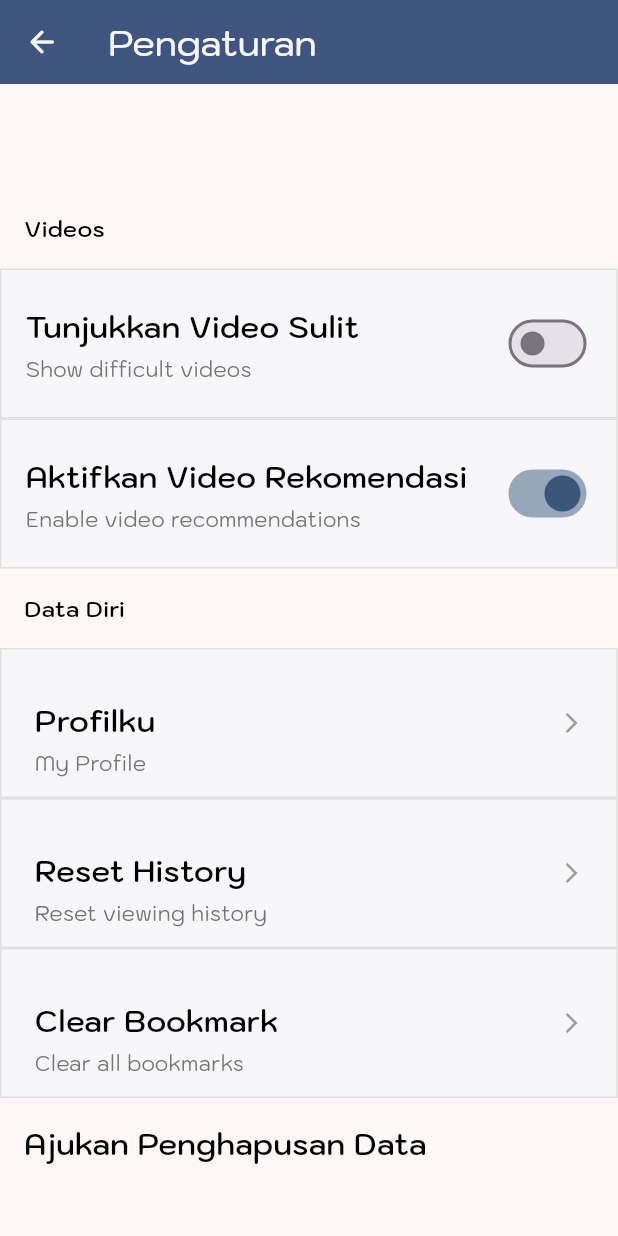
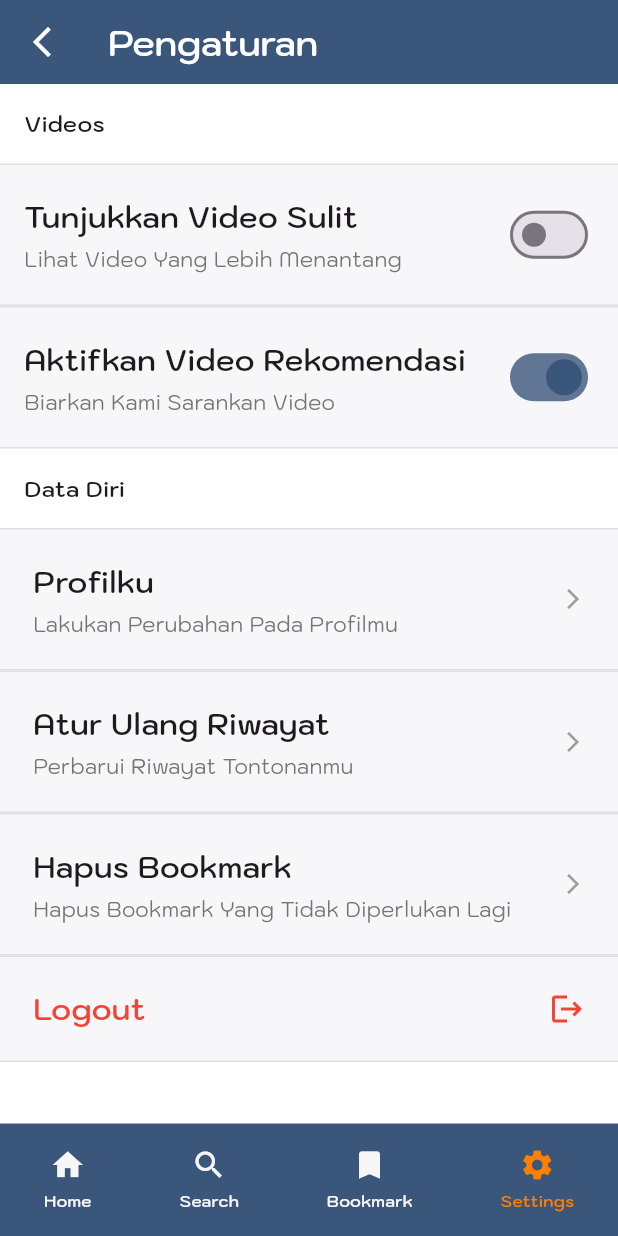
Before and after one commit to terpalb24/PBL-TRPL310-Ufix-Panduan-servis-video, a Flutter app: the Settings screen opened by its route, on a phone screen of 412 x 824 dp. Run offline on Flutter 3.47's test engine with Material 3 defaults, Android fonts, the phone set to English and light mode, and no system bars; our stand-ins replace chewie, video_player; network calls fail.

Commit message:
update settings and fixed login from merge

```diff
--- a/ufix_mobile/lib/screen/login.dart
+++ b/ufix_mobile/lib/screen/login.dart
@@ -72,19 +72,6 @@ class _ScreenLoginState extends State<ScreenLogin> {
 
                 const SizedBox(height: 20),
 
-
-                Container(
-                  width: 120,
-                  height: 20,
-                  decoration: const BoxDecoration(
-                    image: DecorationImage(
-                      image: AssetImage('Asset/logo.png'), // Fixed path
-                      fit: BoxFit.cover,
-                    ),
-                  ),
-                ),
-
-                const SizedBox(height: 35),
                 // Email field
                 Padding(
                   padding: const EdgeInsets.symmetric(horizontal: 30),
--- a/ufix_mobile/lib/screen/settings.dart
+++ b/ufix_mobile/lib/screen/settings.dart
@@ -1,5 +1,5 @@
-// lib/screens/settings.dart
 import 'package:flutter/material.dart';
+import 'settings.dart';
 
 class Settings extends StatelessWidget {
   const Settings({super.key});
@@ -7,131 +7,141 @@ class Settings extends StatelessWidget {
   @override
   Widget build(BuildContext context) {
     return Scaffold(
+      backgroundColor: const Color.fromARGB(255, 255, 255, 255),
+
+      // App Bar
       appBar: AppBar(
-        backgroundColor: Color(0xFF3A567A),
-        foregroundColor: Color(0xFFF7F7FA),
-        elevation: 8,
-
-        leading: Container(
-          margin: EdgeInsets.all(4),
-          child: IconButton(
-            onPressed: () {
-              Navigator.pushNamed(context, '/front');
-            },
-            icon: Icon(Icons.arrow_back_rounded),
+        backgroundColor: const Color(0xFF3A567A),
+        title: const Text(
+          'Pengaturan',
+          style: TextStyle(
+            fontFamily: 'Kodchasan',
+            fontWeight: FontWeight.w600,
+            fontSize: 24,
+            color: Colors.white,
+          ),
+        ),
+        leading: GestureDetector(
+          onTap: () => Navigator.pop(context),
+          child: Transform.rotate(
+            angle: 3.14,
+            child: const Icon(Icons.arrow_forward_ios, color: Colors.white),
+          ),
         ),
       ),
 
-        title: Text(
-          'Pengaturan',
-          style: TextStyle(
-            color: Color(0xFFF7F7FA),
-            fontFamily: 'Kodchasan',
-            fontSize: 24,
-            fontWeight: FontWeight.w500,
-          ),
-        ),
-      ),
-      body: Stack(
-        children: [
-          // Background
-          Container(
-            width: MediaQuery.of(context).size.width,
-            height: MediaQuery.of(context).size.height,
-            color: const Color(0xFFFFF7F7),
-          ),
-          // Settings content
-          Positioned(
-            top: 70,
-            left: 0,
-            child: SizedBox(
-              width: MediaQuery.of(context).size.width,
-              height: MediaQuery.of(context).size.height - 145,
-              child: SingleChildScrollView(
+      // Body
+      body: SingleChildScrollView(
+        padding: const EdgeInsets.only(bottom: 100),
         child: Column(
           crossAxisAlignment: CrossAxisAlignment.start,
           children: [
-                    // Video Settings Section
-                    _buildSectionHeader('Videos'),
-                    _buildToggleSetting(
-                      'Tunjukkan Video Sulit',
-                      'Show difficult videos',
-                      false,
+            _buildSectionHeader("Videos"),
+            _buildToggleSetting("Tunjukkan Video Sulit", "Lihat Video Yang Lebih Menantang", false),
+            _buildToggleSetting("Aktifkan Video Rekomendasi", "Biarkan Kami Sarankan Video", true),
+
+            _buildSectionHeader("Data Diri"),
+            _buildTextSetting("Profilku", "Lakukan Perubahan Pada Profilmu"),
+            _buildTextSetting("Atur Ulang Riwayat", "Perbarui Riwayat Tontonanmu"),
+            _buildTextSetting("Hapus Bookmark", "Hapus Bookmark Yang Tidak Diperlukan Lagi"),
+
+            // Logout
+            GestureDetector(
+              onTap: () {
+                Navigator.pushReplacementNamed(context, '/login');
+              },
+              child: Container(
+                width: double.infinity,
+                padding: const EdgeInsets.symmetric(horizontal: 22, vertical: 20),
+                decoration: BoxDecoration(
+                  color: const Color(0xFFF7F7FA),
+                  border: Border(
+                    top: BorderSide(color: Colors.grey.shade300),
+                    bottom: BorderSide(color: Colors.grey.shade300),
                   ),
-                    _buildToggleSetting(
-                      'Aktifkan Video Rekomendasi',
-                      'Enable video recommendations',
-                      true,
                 ),
-
-                    // Personal Data Section
-                    _buildSectionHeader('Data Diri'),
-                    _buildTextSetting('Profilku', 'My Profile'),
-                    _buildTextSetting('Reset History', 'Reset viewing history'),
-                    _buildTextSetting('Clear Bookmark', 'Clear all bookmarks'),
-
-                    // Data Deletion Section
-                    Container(
-                      width: double.infinity,
-                      padding: const EdgeInsets.all(16),
-                      child: Text(
-                        'Ajukan Penghapusan Data',
+                child: Row(
+                  mainAxisAlignment: MainAxisAlignment.spaceBetween,
+                  children: const [
+                    Text(
+                      "Logout",
                       style: TextStyle(
-                          color: Colors.black,
                         fontSize: 20,
                         fontFamily: 'Kodchasan',
                         fontWeight: FontWeight.w600,
+                        color: Colors.red,
+                      ),
+                    ),
+                    Icon(Icons.logout, color: Colors.red),
+                  ],
                 ),
               ),
             ),
           ],
         ),
       ),
+
+      // Bottom Navigation
+      bottomNavigationBar: Container(
+        height: 75,
+        color: const Color(0xFF3A567A),
+        child: Row(
+          mainAxisAlignment: MainAxisAlignment.spaceAround,
+          children: [
+            _bottomItem(Icons.home, "Home", false, () {
+              Navigator.pushNamed(context, '/home');
+            }),
+            _bottomItem(Icons.search, "Search", false, () {
+              Navigator.pushNamed(context, '/search');
+            }),
+            _bottomItem(Icons.bookmark, "Bookmark", false, () {
+              Navigator.pushNamed(context, '/bookmark');
+            }),
+            _bottomItem(Icons.settings, "Settings", true, null),
+          ],
         ),
-          ),
-        ],
       ),
     );
   }
 
-  // Helper method for section headers
+  // Section Header
   Widget _buildSectionHeader(String title) {
-    return Container(
-      width: double.infinity,
+    return Padding(
       padding: const EdgeInsets.all(16),
       child: Text(
         title,
-        style: TextStyle(
-          color: Colors.black,
+        style: const TextStyle(
+          fontFamily: 'Kodchasan',
           fontSize: 15,
-          fontFamily: 'Kodchasan',
           fontWeight: FontWeight.w600,
         ),
       ),
     );
   }
 
-  // Helper method for toggle settings
+  // Toggle Setting Item
   Widget _buildToggleSetting(String title, String subtitle, bool value) {
     return Container(
       width: double.infinity,
-      height: 100,
-      padding: const EdgeInsets.symmetric(horizontal: 16, vertical: 23),
+      padding: const EdgeInsets.symmetric(horizontal: 16, vertical: 20),
       decoration: BoxDecoration(
         color: const Color(0xFFF7F7FA),
-        border: Border.all(width: 1, color: Colors.grey[300]!),
+        border: Border(
+          top: BorderSide(color: Colors.grey.shade300),
+          bottom: BorderSide(color: Colors.grey.shade300),
+        ),
       ),
       child: Row(
         mainAxisAlignment: MainAxisAlignment.spaceBetween,
         children: [
-          Column(
+          // Texts
+          Expanded(
+            child: Column(
               crossAxisAlignment: CrossAxisAlignment.start,
-            mainAxisAlignment: MainAxisAlignment.center,
               children: [
                 Text(
                   title,
-                style: TextStyle(
-                  color: Colors.black,
+                  style: const TextStyle(
                     fontSize: 20,
                     fontFamily: 'Kodchasan',
                     fontWeight: FontWeight.w600,
@@ -141,47 +151,50 @@ class Settings extends StatelessWidget {
                 Text(
                   subtitle,
                   style: TextStyle(
-                  color: Colors.grey[600],
                     fontSize: 14,
+                    color: Colors.grey.shade600,
                     fontFamily: 'Kodchasan',
-                  fontWeight: FontWeight.w400,
                   ),
                 ),
               ],
             ),
+          ),
+
+          // Switch (fixed: no deprecated)
           Switch(
             value: value,
-            onChanged: (bool newValue) {
-              // Handle toggle change
-            },
+            onChanged: (_) {},
             activeThumbColor: const Color(0xFF3A567A),
+            activeTrackColor: const Color(0xFF3A567A).withValues(alpha: 0.8),
           ),
         ],
       ),
     );
   }
 
-  // Helper method for text settings
+  // Text Setting Item
   Widget _buildTextSetting(String title, String subtitle) {
     return Container(
       width: double.infinity,
-      height: 100,
-      padding: const EdgeInsets.symmetric(horizontal: 22, vertical: 33),
+      padding: const EdgeInsets.symmetric(horizontal: 22, vertical: 20),
       decoration: BoxDecoration(
         color: const Color(0xFFF7F7FA),
-        border: Border.all(width: 1, color: Colors.grey[300]!),
+        border: Border(
+          top: BorderSide(color: Colors.grey.shade300),
+          bottom: BorderSide(color: Colors.grey.shade300),
+        ),
       ),
       child: Row(
         mainAxisAlignment: MainAxisAlignment.spaceBetween,
         children: [
-          Column(
+          // Texts
+          Expanded(
+            child: Column(
               crossAxisAlignment: CrossAxisAlignment.start,
-            mainAxisAlignment: MainAxisAlignment.center,
               children: [
                 Text(
                   title,
-                style: TextStyle(
-                  color: Colors.black,
+                  style: const TextStyle(
                     fontSize: 20,
                     fontFamily: 'Kodchasan',
                     fontWeight: FontWeight.w600,
@@ -191,18 +204,42 @@ class Settings extends StatelessWidget {
                 Text(
                   subtitle,
                   style: TextStyle(
-                  color: Colors.grey[600],
                     fontSize: 14,
+                    color: Colors.grey.shade600,
                     fontFamily: 'Kodchasan',
-                  fontWeight: FontWeight.w400,
                   ),
                 ),
               ],
             ),
+          ),
+
+          Icon(Icons.arrow_forward_ios, size: 16, color: Colors.grey.shade500),
+        ],
+      ),
+    );
+  }
+
+  // Bottom Navigation Item
+  Widget _bottomItem(IconData icon, String text, bool active, VoidCallback? onTap) {
+    return GestureDetector(
+      onTap: onTap,
+      child: Column(
+        mainAxisAlignment: MainAxisAlignment.center,
+        children: [
           Icon(
-            Icons.arrow_forward_ios,
-            color: Colors.grey[500],
-            size: 16,
+            icon,
+            size: 24,
+            color: active ? const Color(0xFFFF7F00) : const Color(0xFFF7F7FA),
+          ),
+          const SizedBox(height: 4),
+          Text(
+            text,
+            style: TextStyle(
+              color: active ? const Color(0xFFFF7F00) : const Color(0xFFF7F7FA),
+              fontSize: 11,
+              fontFamily: 'Kodchasan',
+              fontWeight: FontWeight.w600,
+            ),
           ),
         ],
       ),
```
Lines whose indentation alone changed are shown as unchanged.
